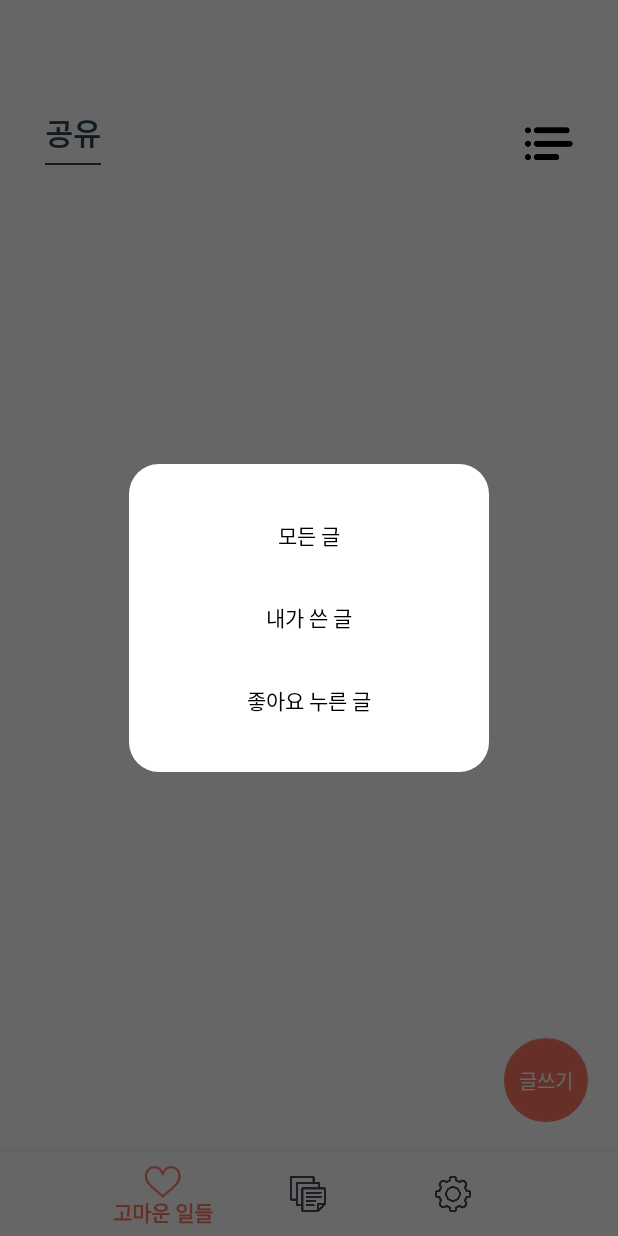
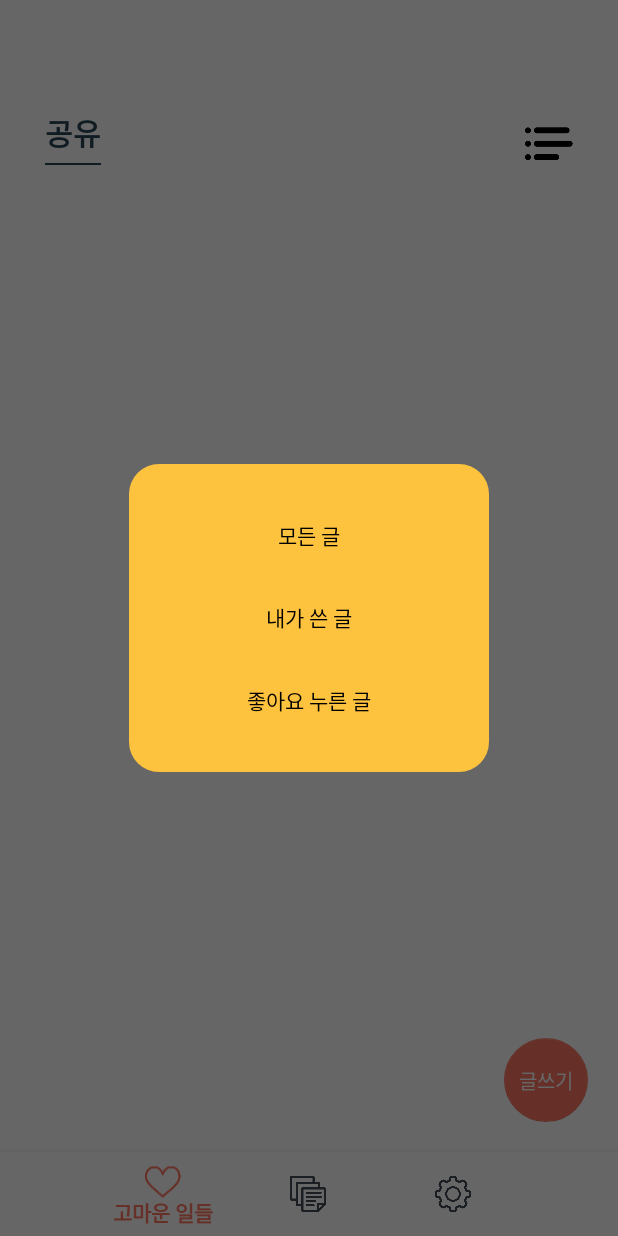
Before and after one commit to paryyongwoo/gomawa, an Android app: the fragment FragmentShare placed in its activity, after a tap on an icon or button, on a phone screen of 412 x 824 dp. Run offline under Robolectric (Android 15) with nearby library versions, the phone set to English and light mode, and no system bars; our stand-ins replace CircleImageView, Picasso; pictures from the network do not load; 3 statements that could not run were skipped.

Commit message:
고마운일들 오류 수정 및 버튼 둥글게 처리

```diff
--- a/app/src/main/java/com/gomawa/viewpager/CustomViewPager.java
+++ b/app/src/main/java/com/gomawa/viewpager/CustomViewPager.java
@@ -22,7 +22,7 @@ public class CustomViewPager extends ViewPager {
         super(context, attrs);
 
         // 터치로 스와이프 하는 것을 막기 위해 false로 설정
-        this.enabled = false;
+        this.enabled = true;
         // 뷰페이저 이동시 딜레이 시간 주기위한 초기화 함수
         init();
     }
--- a/app/src/main/res/drawable/shape_circle.xml
+++ b/app/src/main/res/drawable/shape_circle.xml
@@ -1,6 +1,6 @@
 <?xml version="1.0" encoding="UTF-8"?>
 <shape xmlns:android="http://schemas.android.com/apk/res/android">
-    <solid android:color="#ffffffff" />
+    <solid android:color="@color/backgroundColor" />
     <corners android:radius="20dp" />
     <padding android:left="1dp" android:top="1dp" android:right="1dp"
         android:bottom="1dp" />
--- a/app/src/main/res/layout/fragment_my_thanks_first.xml
+++ b/app/src/main/res/layout/fragment_my_thanks_first.xml
@@ -36,7 +36,7 @@
         android:text="다음"
         android:textSize="10sp"
         android:textColor="@color/whiteColor"
-        android:background="@color/backgroundColor"
+        android:background="@drawable/shape_circle"
         android:visibility="visible"
         android:layout_marginTop="20dp"
         />
```
Also changed, not shown: app/src/main/java/com/gomawa/fragment/FragmentMyThanks.java (+0 -32 lines).
